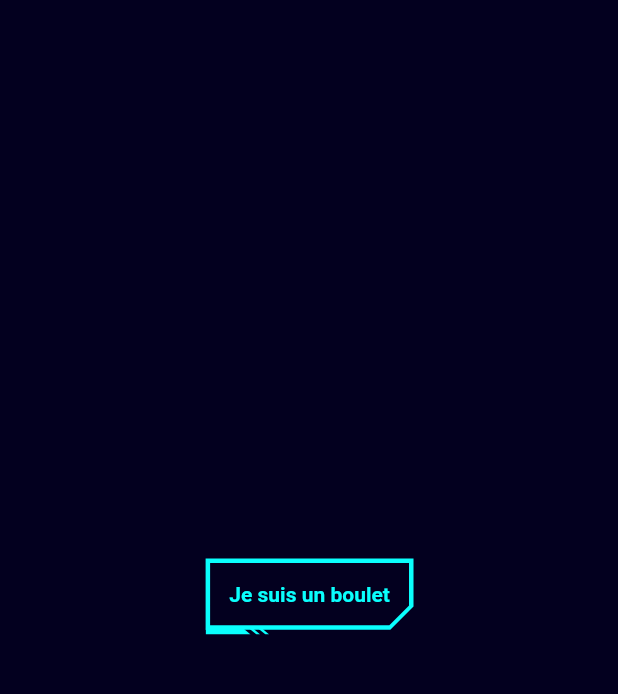
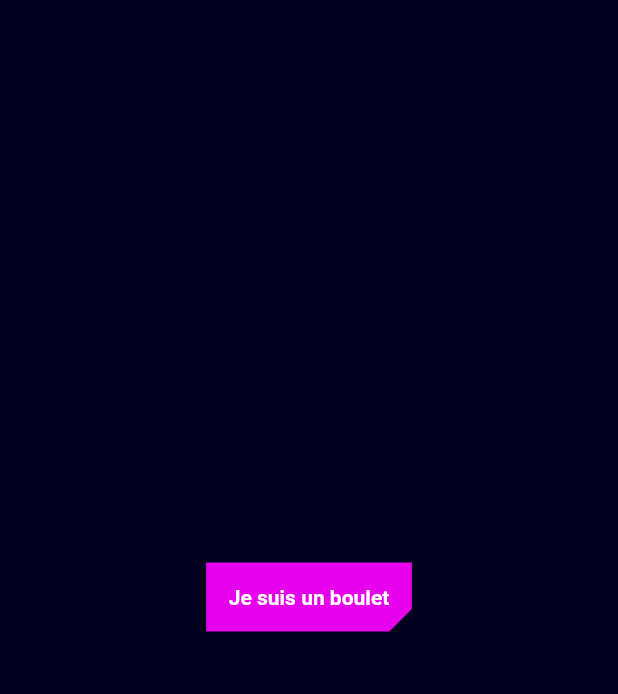
Before and after one commit to RemiDormoy/CyberPizza, a Flutter app: the screen it shows after launch, on a phone screen of 412 x 824 dp, the part 102-796 px from its top. Run offline on Flutter 3.47's test engine with Material 2 defaults, Android fonts, the phone set to English and light mode, and no system bars; our stand-ins replace flutter_svg, google_fonts.

Commit message:
button 2 done

```diff
--- a/lib/ProductPage.dart
+++ b/lib/ProductPage.dart
@@ -31,7 +31,7 @@ class ProductPage extends StatelessWidget {
               ),
               Expanded(
                 child: Center(
-                  child: CyberButton(text: "Je suis un boulet",),
+                  child: CyberActionButton(text: "Je suis un boulet",),
                 ),
               )
             ],
--- a/lib/buttons.dart
+++ b/lib/buttons.dart
@@ -5,8 +5,9 @@ import 'colors.dart';
 
 class CyberButton extends StatelessWidget {
   String text;
+  Color color;
 
-  CyberButton({this.text}) : super();
+  CyberButton({this.text, this.color = secondary}) : super();
 
   @override
   Widget build(BuildContext context) {
@@ -29,7 +30,8 @@ class CyberButton extends StatelessWidget {
                 padding: const EdgeInsets.all(15.0),
                 child: Text(
                   text,
-                  style: TextStyle(color: secondary, fontWeight: FontWeight.bold),
+                  style:
+                      TextStyle(color: secondary, fontWeight: FontWeight.bold),
                 ),
               ),
             ),
@@ -43,3 +45,36 @@ class CyberButton extends StatelessWidget {
     );
   }
 }
+
+class CyberActionButton extends StatelessWidget {
+  String text;
+  Color color;
+  Color textColor;
+
+  CyberActionButton({
+    this.text,
+    this.color = materialPrimary,
+    this.textColor = white,
+  }) : super();
+
+  @override
+  Widget build(BuildContext context) {
+    return Material(
+      elevation: 0.0,
+      color: color,
+      type: MaterialType.canvas,
+      shape: BeveledRectangleBorder(
+          borderRadius:
+              new BorderRadius.only(bottomRight: Radius.circular(15))),
+      child: Container(
+        child: Padding(
+          padding: const EdgeInsets.all(15.0),
+          child: Text(
+            text,
+            style: TextStyle(color: textColor, fontWeight: FontWeight.bold),
+          ),
+        ),
+      ),
+    );
+  }
+}
```
